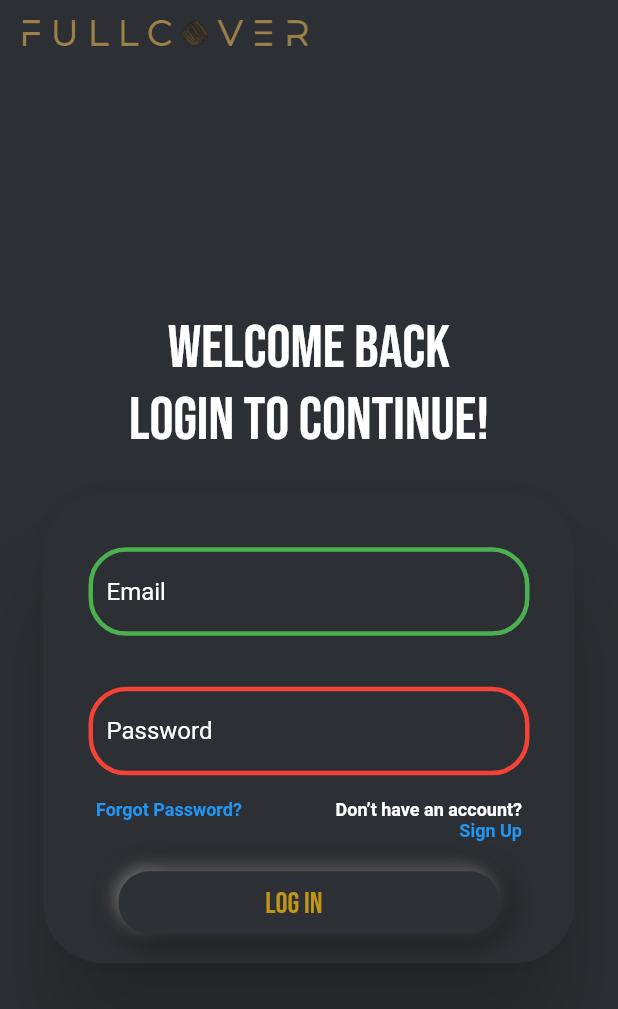
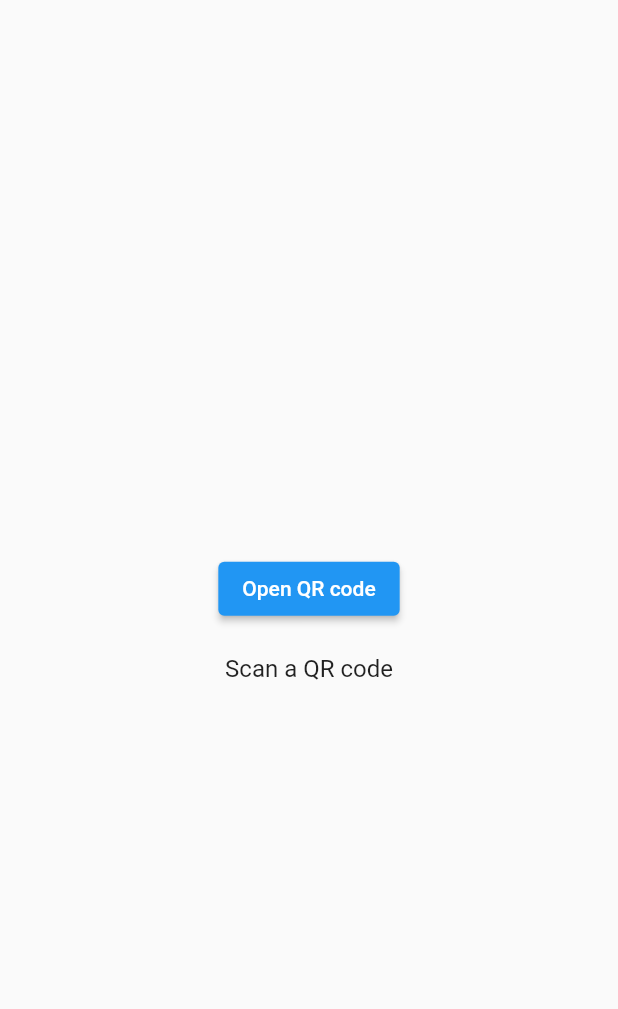
Before and after one commit to Fullcovers/FullCoverApp, a Flutter app: the screen it shows after launch, on a phone screen of 412 x 824 dp. Shown: the top 1009 px of the screen. Run offline on Flutter 3.47's test engine with Material 2 defaults, Android fonts, the phone set to English and light mode, and no system bars; our stand-ins replace flutter_icons, font_awesome_flutter, google_fonts, permission_handler, qr_flutter and 2 more; missing offline and left inert: crypto_font_icons, dart:ffi, qrscan.

Commit message:
added qrcode ui

```diff
--- a/lib/main.dart
+++ b/lib/main.dart
@@ -17,6 +17,7 @@ import 'package:venq_assessment/screens/ClubsDashBoard/Tickets/Tickets.dart';
 import 'package:venq_assessment/screens/ClubsDashBoard/Walkins/Walkins.dart';
 import 'package:venq_assessment/screens/Events/EventDetail.dart';
 import 'package:venq_assessment/screens/Events/events_screen.dart';
+import 'package:venq_assessment/screens/QrScanner/QrScanner.dart';
 import 'package:venq_assessment/screens/Tickets/TicketConfirming.dart';
 import 'package:venq_assessment/screens/Tickets/TicketSending.dart';
 
@@ -46,7 +47,7 @@ class MyApp extends StatelessWidget {
     final userprovider = Provider.of<UserProvider>(context);
     userprovider.deleteToken();
     String userDetails = userprovider.getId();
-    print(userDetails);
+
     return MaterialApp(
       debugShowCheckedModeBanner: false,
       routes: {
@@ -54,9 +55,10 @@ class MyApp extends StatelessWidget {
         '/register': (context) => const SignUp(),
         '/login': (context) => const LoginPage(),
       },
-      home: userprovider.token.isEmpty
-          ? const LoginPage()
-          : const BookingsScreen(),
+      // home: userprovider.token.isEmpty
+      //     ? const LoginPage()
+      //     : const BookingsScreen(),
+      home: QrScanner(),
     );
   }
 }
--- /dev/null
+++ b/lib/screens/QrScanner/QrScanner.dart
@@ -0,0 +1,56 @@
+import 'package:flutter/material.dart';
+import 'package:permission_handler/permission_handler.dart';
+import 'package:qrscan/qrscan.dart' as scanner;
+
+class QrScanner extends StatefulWidget {
+  const QrScanner({Key? key}) : super(key: key);
+
+  @override
+  State<QrScanner> createState() => _QrScannerState();
+}
+
+class _QrScannerState extends State<QrScanner> {
+  String? qrData;
+
+  Future<void> _qrScanner() async {
+    var cameraStatus = await Permission.camera.status;
+    if (cameraStatus.isGranted) {
+      String? scannedData = await scanner.scan();
+      setState(() {
+        qrData = scannedData;
+      });
+    } else {
+      var isGranted = await Permission.camera.request();
+      if (isGranted.isGranted) {
+        String? scannedData = await scanner.scan();
+        setState(() {
+          qrData = scannedData;
+        });
+      }
+    }
+  }
+
+  @override
+  Widget build(BuildContext context) {
+    return SafeArea(
+      child: Scaffold(
+        body: Center(
+          child: Column(
+            mainAxisAlignment: MainAxisAlignment.center,
+            children: [
+              ElevatedButton(
+                onPressed: _qrScanner,
+                child: Text("Open QR code"),
+              ),
+              SizedBox(height: 20),
+              Text(
+                qrData ?? 'Scan a QR code',
+                style: TextStyle(fontSize: 16),
+              ),
+            ],
+          ),
+        ),
+      ),
+    );
+  }
+}
--- a/pubspec.yaml
+++ b/pubspec.yaml
@@ -46,6 +46,8 @@ dependencies:
   http: ^0.13.5
   provider: ^6.0.5
   shared_preferences: ^2.0.10
+  qrscan: ^0.3.3
+  permission_handler: ^10.2.0
 
 dev_dependencies:
   flutter_test:
```
Also changed, not shown: pubspec.lock, 4 other files.
